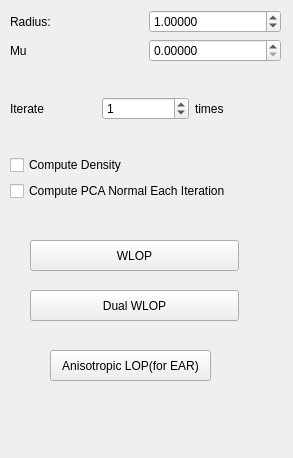
Above: point-cloud-2015/UI/para_wlop.ui from sunwaylive/Point-Cloud-Processing-2015 before the change. Below: the same form after it.
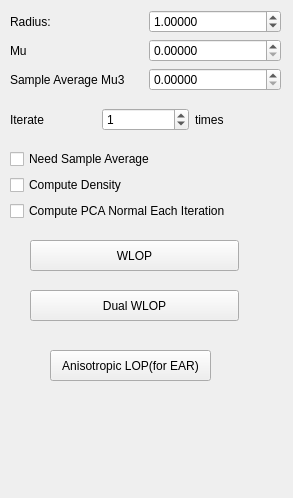
That is the form after the change.

Diff of the .ui file:
```diff
--- a/point-cloud-2015/UI/para_wlop.ui
+++ b/point-cloud-2015/UI/para_wlop.ui
@@ -7,7 +7,7 @@
     <x>0</x>
     <y>0</y>
     <width>293</width>
-    <height>458</height>
+    <height>498</height>
    </rect>
   </property>
   <property name="windowTitle">
@@ -19,7 +19,7 @@
      <x>10</x>
      <y>10</y>
      <width>271</width>
-     <height>191</height>
+     <height>211</height>
     </rect>
    </property>
    <layout class="QVBoxLayout" name="verticalLayout">
@@ -74,6 +74,27 @@
       </item>
      </layout>
     </item>
+    <item>
+     <layout class="QHBoxLayout" name="horizontalLayout_4">
+      <item>
+       <widget class="QLabel" name="label_5">
+        <property name="text">
+         <string>Sample Average Mu3</string>
+        </property>
+       </widget>
+      </item>
+      <item>
+       <widget class="QDoubleSpinBox" name="sample_average_mu3">
+        <property name="decimals">
+         <number>5</number>
+        </property>
+        <property name="singleStep">
+         <double>0.100000000000000</double>
+        </property>
+       </widget>
+      </item>
+     </layout>
+    </item>
     <item>
      <layout class="QHBoxLayout" name="horizontalLayout_2">
       <item>
@@ -102,6 +123,13 @@
       </item>
      </layout>
     </item>
+    <item>
+     <widget class="QCheckBox" name="Need_sample_average">
+      <property name="text">
+       <string>Need Sample Average</string>
+      </property>
+     </widget>
+    </item>
     <item>
      <widget class="QCheckBox" name="compute_density">
       <property name="text">
```
